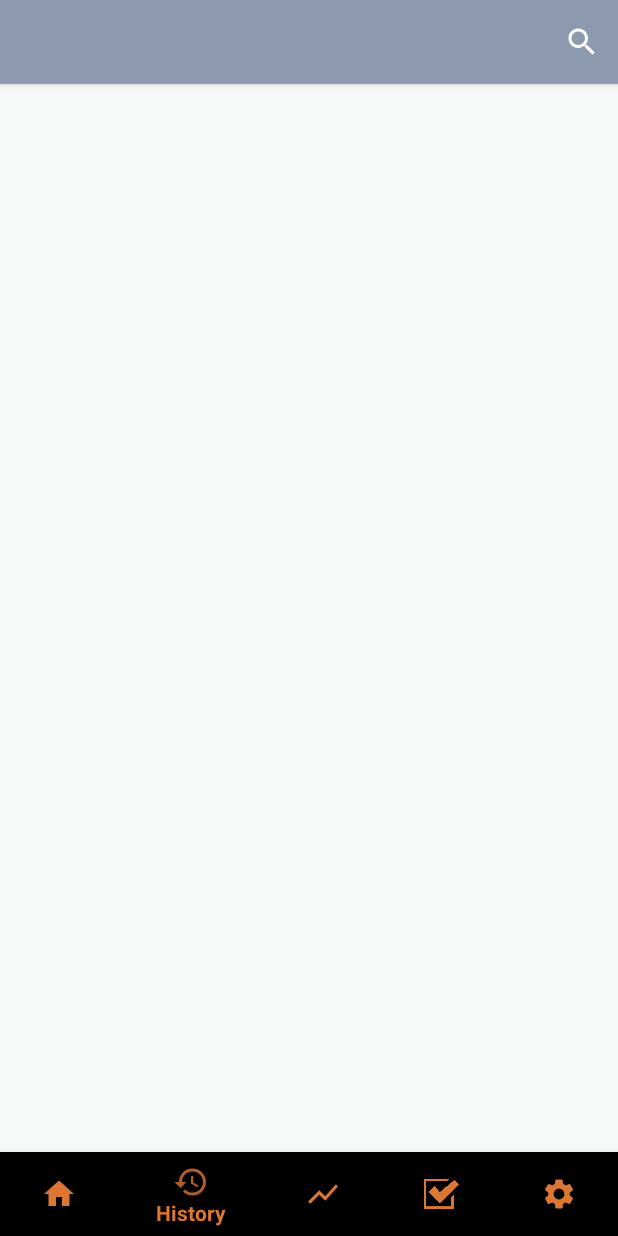
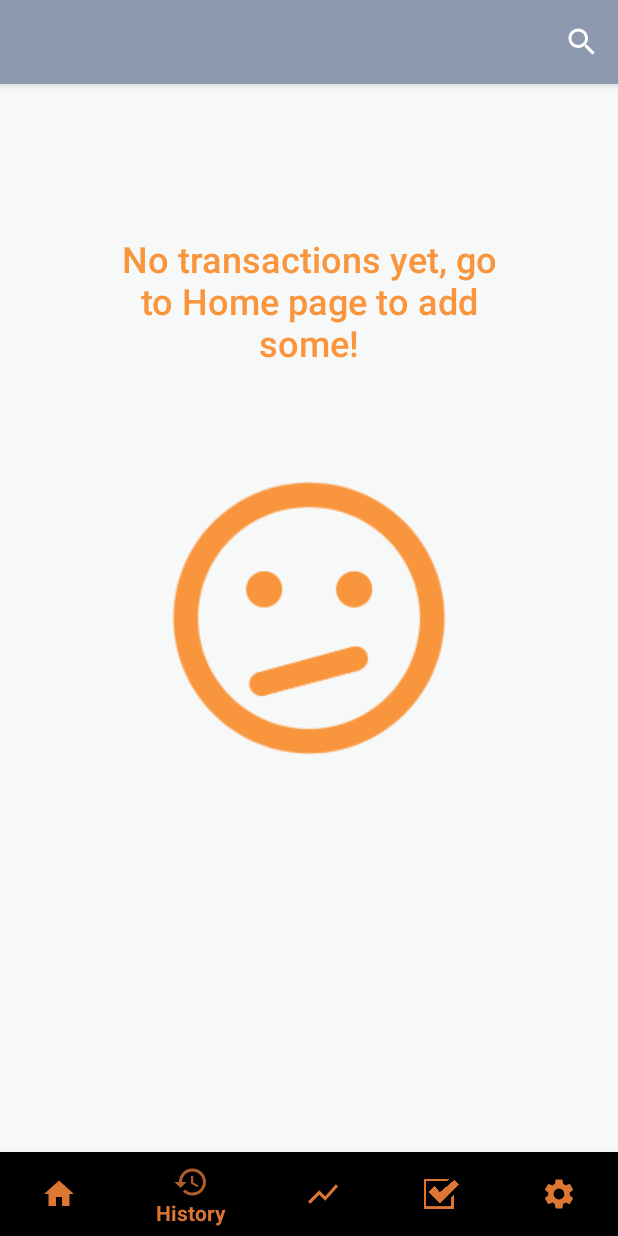
Before and after one commit to zuodanlee/MAD_Team4_Finance_Tracker, an Android app: the screen it shows after launch (MainActivity), item 2 of the bottom bar chosen, on a phone screen of 412 x 824 dp. Run offline under Robolectric (Android 15) with nearby library versions, the phone set to English and light mode, and no system bars; libraries missing offline, so code that uses them is left out: it.xabaras.android.

Commit message:
Added no transaction message on history fragment

```diff
--- a/app/src/main/java/sg/edu/np/financetracker2/TransactionHistoryFragment.java
+++ b/app/src/main/java/sg/edu/np/financetracker2/TransactionHistoryFragment.java
@@ -12,6 +12,7 @@ import android.view.MenuInflater;
 import android.view.MenuItem;
 import android.view.View;
 import android.view.ViewGroup;
+import android.widget.RelativeLayout;
 import android.widget.SearchView;
 
 import androidx.annotation.NonNull;
@@ -47,6 +48,16 @@ public class TransactionHistoryFragment extends Fragment implements recycleViewA
     public View onCreateView(@NonNull LayoutInflater inflater, @Nullable ViewGroup container, @Nullable Bundle savedInstanceState) {
         View historyView = inflater.inflate(R.layout.fragment_transaction_history, container, false);
 
+        // load transaction history
+        loadData();
+
+        RelativeLayout rlNoTransactionMessage = historyView.findViewById(R.id.rlNoTransactionMessage);
+
+        // remove no transactions message if there are transactions
+        if (!historyList.isEmpty()){
+            rlNoTransactionMessage.setVisibility(View.GONE);
+        }
+
         //RecycleViewHistory
         final RecyclerView recyclerViewCustom = historyView.findViewById(R.id.rvAllHistory);
         recyclerViewCustom.setHasFixedSize(true);
@@ -66,7 +77,6 @@ public class TransactionHistoryFragment extends Fragment implements recycleViewA
     @Override
     public void onCreate(@Nullable Bundle savedInstanceState) {
         super.onCreate(savedInstanceState);
-        loadData();
     }
 
     private void loadData() {
--- a/app/src/main/res/layout/fragment_transaction_history.xml
+++ b/app/src/main/res/layout/fragment_transaction_history.xml
@@ -16,4 +16,30 @@
         app:layout_constraintBottom_toBottomOf="parent"
         app:layout_constraintRight_toRightOf="parent"/>
 
+    <RelativeLayout
+        android:id="@+id/rlNoTransactionMessage"
+        android:layout_width="match_parent"
+        android:layout_height="match_parent">
+
+        <TextView
+            android:id="@+id/tvNoTransactionMessage"
+            android:layout_width="260dp"
+            android:layout_height="wrap_content"
+            android:fontFamily="sans-serif-medium"
+            android:text="No transactions yet, go to Home page to add some!"
+            android:textColor="#f9953c"
+            android:layout_centerHorizontal="true"
+            android:layout_marginTop="100dp"
+            android:textAlignment="center"
+            android:textSize="24sp" />
+
+        <ImageView
+            android:layout_width="wrap_content"
+            android:layout_height="wrap_content"
+            android:layout_centerInParent="true"
+            android:contentDescription="unsure face"
+            android:src="@drawable/unsure_face" />
+
+    </RelativeLayout>
+
 </androidx.constraintlayout.widget.ConstraintLayout>
```
Also changed, not shown: app/src/main/res/drawable/unsure_face.png (added), 1 other file.
